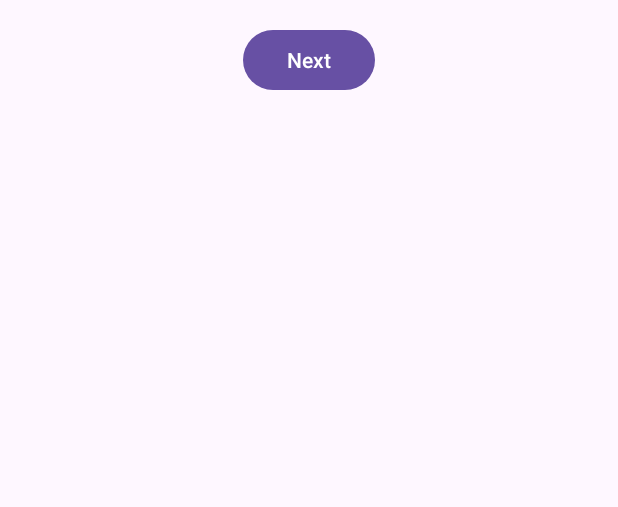
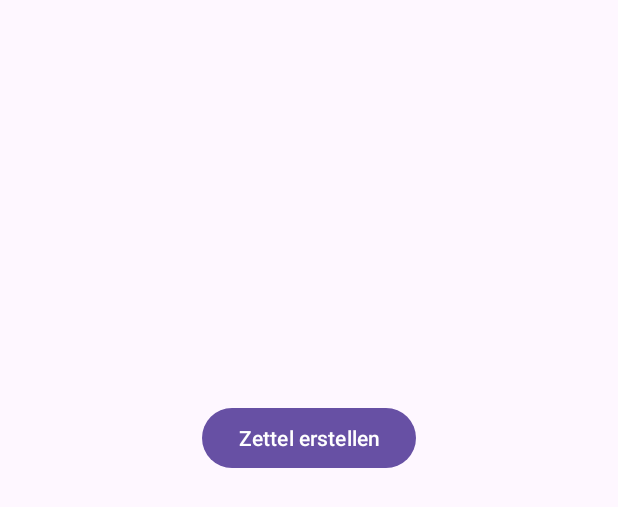
Before and after one commit to SarantisK/BlitzZettel_SWT, an Android app: the layout fragment_home.xml on its own in the app's theme, with its tools: preview values and no code run, on a phone screen of 412 x 824 dp. Shown: the top 507 px of the screen. Run offline under Robolectric (Android 15) with nearby library versions, the phone set to English and light mode, and no system bars; network calls fail.

Commit message:
zettel erstellen im textfeld

```diff
--- a/app/src/main/java/com/example/blitzzettel/Api.kt
+++ b/app/src/main/java/com/example/blitzzettel/Api.kt
@@ -155,4 +155,5 @@ class Api() {
             .build()
         val response = client.newCall(request).execute()
     }
+
 }
--- a/app/src/main/res/layout/fragment_home.xml
+++ b/app/src/main/res/layout/fragment_home.xml
@@ -10,14 +10,6 @@
         android:layout_height="match_parent"
         android:padding="16dp">
 
-        <Button
-            android:layout_width="wrap_content"
-            android:layout_height="wrap_content"
-            android:text="@string/next"
-            app:layout_constraintBottom_toTopOf="@id/my_recycler_view"
-            app:layout_constraintEnd_toEndOf="parent"
-            app:layout_constraintStart_toStartOf="parent"
-            app:layout_constraintTop_toTopOf="parent" />
 
         <androidx.recyclerview.widget.RecyclerView
             android:id="@+id/my_recycler_view"
@@ -27,5 +19,16 @@
             app:layout_constraintEnd_toEndOf="parent"
             app:layout_constraintStart_toStartOf="parent" />
 
+        <Button
+            android:id="@+id/button"
+            android:layout_width="wrap_content"
+            android:layout_height="wrap_content"
+            android:text="Zettel erstellen"
+            app:layout_constraintBottom_toBottomOf="parent"
+            app:layout_constraintEnd_toEndOf="parent"
+            app:layout_constraintStart_toStartOf="parent" />
+
+
+
     </androidx.constraintlayout.widget.ConstraintLayout>
 </androidx.core.widget.NestedScrollView>
```
Also changed, not shown: app/src/main/java/com/example/blitzzettel/DialogNewZettel.kt (added, +48 -0 lines), app/src/main/java/com/example/blitzzettel/HomeFragment.kt (+6 -7 lines), app/src/main/res/layout/fragmen_dialog.xml (added, +43 -0 lines).
